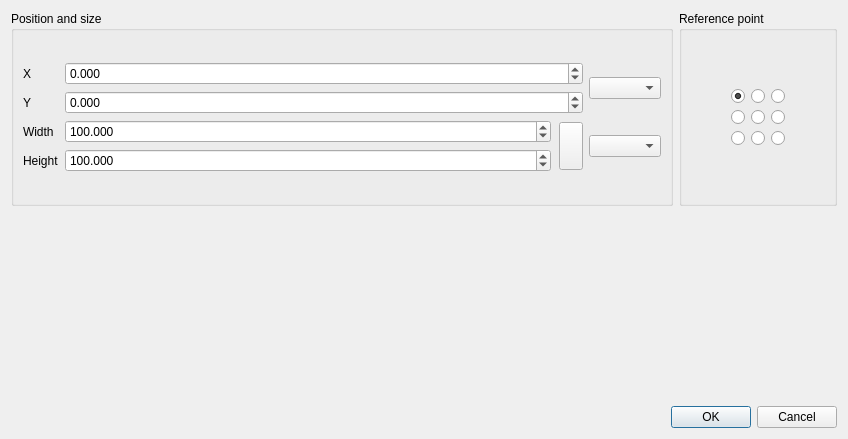
Qt form src/ui/layout/qgslayoutnewitemproperties.ui (carsmie/QGIS) before a commit.
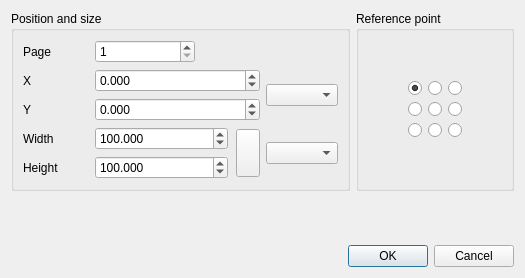
The same form after that commit. Custom widgets are drawn as their Qt base class.

Commit message: Add page number selection to new item dialog

The edit to the form file:
```diff
--- a/src/ui/layout/qgslayoutnewitemproperties.ui
+++ b/src/ui/layout/qgslayoutnewitemproperties.ui
@@ -6,8 +6,8 @@
    <rect>
     <x>0</x>
     <y>0</y>
-    <width>848</width>
-    <height>439</height>
+    <width>525</width>
+    <height>278</height>
    </rect>
   </property>
   <property name="windowTitle">
@@ -229,80 +229,80 @@
      </property>
      <layout class="QVBoxLayout" name="verticalLayout">
       <item>
-       <layout class="QGridLayout" name="gridLayout_3" columnstretch="0,1,0,0,0">
-        <item row="2" column="4" rowspan="2">
-         <widget class="QgsLayoutUnitsComboBox" name="mSizeUnitsComboBox"/>
-        </item>
-        <item row="2" column="1" colspan="2">
-         <widget class="QgsDoubleSpinBox" name="mWidthSpin">
+       <layout class="QGridLayout" name="gridLayout_3" columnstretch="1,1,1,0,1">
+        <item row="2" column="1" colspan="3">
+         <widget class="QgsDoubleSpinBox" name="mYPosSpin">
           <property name="suffix">
            <string/>
           </property>
           <property name="decimals">
            <number>3</number>
           </property>
-          <property name="maximum">
-           <double>9999999.000000000000000</double>
+          <property name="minimum">
+           <double>-9999999.000000000000000</double>
           </property>
-          <property name="value">
-           <double>100.000000000000000</double>
-          </property>
-          <property name="showClearButton" stdset="0">
-           <bool>false</bool>
-          </property>
-         </widget>
-        </item>
-        <item row="3" column="1" colspan="2">
-         <widget class="QgsDoubleSpinBox" name="mHeightSpin">
-          <property name="suffix">
-           <string/>
-          </property>
-          <property name="decimals">
-           <number>3</number>
-          </property>
           <property name="maximum">
            <double>9999999.000000000000000</double>
           </property>
-          <property name="value">
-           <double>100.000000000000000</double>
-          </property>
           <property name="showClearButton" stdset="0">
            <bool>false</bool>
           </property>
          </widget>
         </item>
-        <item row="3" column="0">
+        <item row="4" column="0">
          <widget class="QLabel" name="mHeightLabel">
           <property name="text">
            <string>Height</string>
           </property>
          </widget>
         </item>
-        <item row="0" column="0">
-         <widget class="QLabel" name="mXLabel">
-          <property name="text">
-           <string>X</string>
+        <item row="3" column="1" colspan="2">
+         <widget class="QgsDoubleSpinBox" name="mWidthSpin">
+          <property name="suffix">
+           <string/>
+          </property>
+          <property name="decimals">
+           <number>3</number>
+          </property>
+          <property name="maximum">
+           <double>9999999.000000000000000</double>
+          </property>
+          <property name="value">
+           <double>100.000000000000000</double>
+          </property>
+          <property name="showClearButton" stdset="0">
+           <bool>false</bool>
           </property>
          </widget>
         </item>
-        <item row="2" column="0">
+        <item row="3" column="4" rowspan="2">
+         <widget class="QgsLayoutUnitsComboBox" name="mSizeUnitsComboBox"/>
+        </item>
+        <item row="3" column="0">
          <widget class="QLabel" name="mWidthLabel">
           <property name="text">
            <string>Width</string>
           </property>
          </widget>
         </item>
-        <item row="0" column="4" rowspan="2">
-         <widget class="QgsLayoutUnitsComboBox" name="mPosUnitsComboBox"/>
-        </item>
-        <item row="1" column="0">
+        <item row="2" column="0">
          <widget class="QLabel" name="mYLabel">
           <property name="text">
            <string>Y</string>
           </property>
          </widget>
         </item>
-        <item row="2" column="3" rowspan="2">
+        <item row="1" column="0">
+         <widget class="QLabel" name="mXLabel">
+          <property name="text">
+           <string>X</string>
+          </property>
+         </widget>
+        </item>
+        <item row="1" column="4" rowspan="2">
+         <widget class="QgsLayoutUnitsComboBox" name="mPosUnitsComboBox"/>
+        </item>
+        <item row="3" column="3" rowspan="2">
          <layout class="QHBoxLayout" name="_2">
           <property name="leftMargin">
            <number>2</number>
@@ -334,27 +334,27 @@
           </item>
          </layout>
         </item>
-        <item row="0" column="1" colspan="3">
-         <widget class="QgsDoubleSpinBox" name="mXPosSpin">
+        <item row="4" column="1" colspan="2">
+         <widget class="QgsDoubleSpinBox" name="mHeightSpin">
           <property name="suffix">
            <string/>
           </property>
           <property name="decimals">
            <number>3</number>
           </property>
-          <property name="minimum">
-           <double>-9999999.000000000000000</double>
-          </property>
           <property name="maximum">
            <double>9999999.000000000000000</double>
           </property>
+          <property name="value">
+           <double>100.000000000000000</double>
+          </property>
           <property name="showClearButton" stdset="0">
            <bool>false</bool>
           </property>
          </widget>
         </item>
         <item row="1" column="1" colspan="3">
-         <widget class="QgsDoubleSpinBox" name="mYPosSpin">
+         <widget class="QgsDoubleSpinBox" name="mXPosSpin">
           <property name="suffix">
            <string/>
           </property>
@@ -372,6 +372,46 @@
           </property>
          </widget>
         </item>
+        <item row="0" column="1" colspan="4">
+         <layout class="QHBoxLayout" name="horizontalLayout">
+          <item>
+           <widget class="QgsSpinBox" name="mPageSpin">
+            <property name="minimumSize">
+             <size>
+              <width>100</width>
+              <height>0</height>
+             </size>
+            </property>
+            <property name="minimum">
+             <number>1</number>
+            </property>
+            <property name="maximum">
+             <number>9999</number>
+            </property>
+           </widget>
+          </item>
+          <item>
+           <spacer name="horizontalSpacer_3">
+            <property name="orientation">
+             <enum>Qt::Horizontal</enum>
+            </property>
+            <property name="sizeHint" stdset="0">
+             <size>
+              <width>40</width>
+              <height>20</height>
+             </size>
+            </property>
+           </spacer>
+          </item>
+         </layout>
+        </item>
+        <item row="0" column="0">
+         <widget class="QLabel" name="label">
+          <property name="text">
+           <string>Page</string>
+          </property>
+         </widget>
+        </item>
        </layout>
       </item>
      </layout>
@@ -396,6 +436,11 @@
    <extends>QComboBox</extends>
    <header>qgslayoutunitscombobox.h</header>
   </customwidget>
+  <customwidget>
+   <class>QgsSpinBox</class>
+   <extends>QSpinBox</extends>
+   <header>qgsspinbox.h</header>
+  </customwidget>
  </customwidgets>
  <tabstops>
   <tabstop>mXPosSpin</tabstop>
```
Left out of the diff: 1 changed line with no effect on the pictures. The commit also changes 4 other files.
